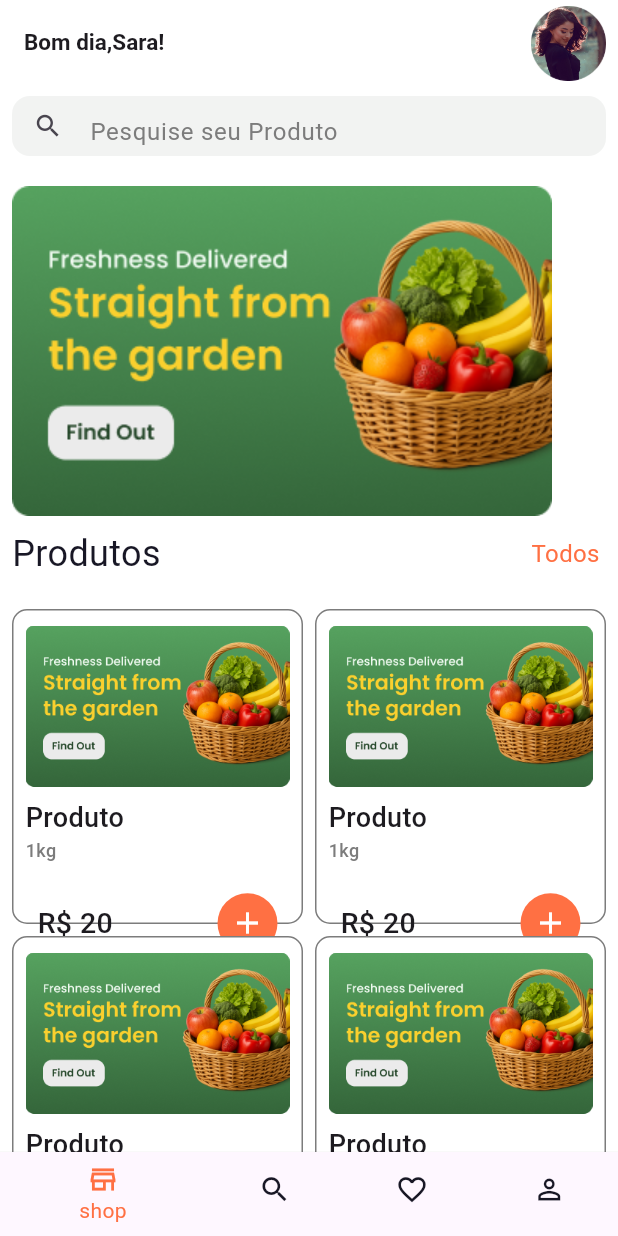
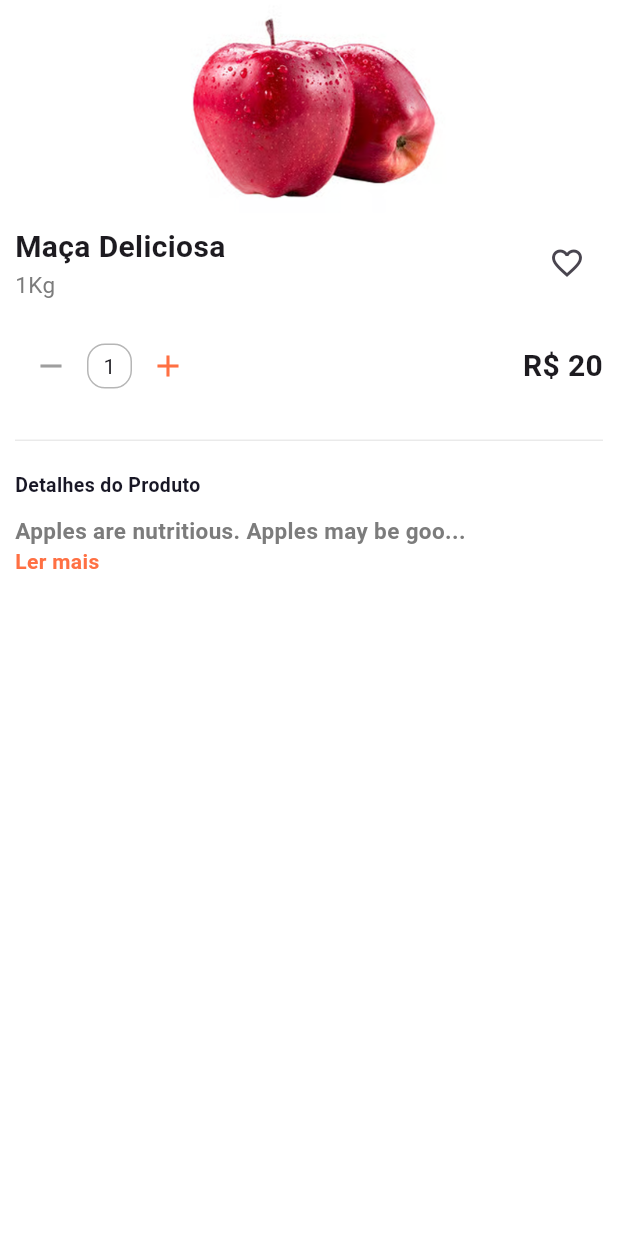
Before and after one commit to grupopi25/Flutter, a Flutter app: the screen it shows after launch, on a phone screen of 412 x 824 dp. Run offline on Flutter 3.47's test engine with Material 3 defaults, Android fonts, the phone set to English and light mode, and no system bars.

Commit message:
quase finalizando a sessao de detalhes

```diff
--- a/delivery_flutter/lib/Home/DetalesProdutos/details_products.dart
+++ b/delivery_flutter/lib/Home/DetalesProdutos/details_products.dart
@@ -0,0 +1,119 @@
+import 'package:delivery_flutter/widget/custom_colors.dart';
+import 'package:delivery_flutter/widget/expand_text.dart';
+import 'package:flutter/material.dart';
+
+class DetailsProducts extends StatefulWidget {
+  const DetailsProducts({super.key});
+
+  @override
+  State<DetailsProducts> createState() => _DetailsProductsState();
+}
+
+class _DetailsProductsState extends State<DetailsProducts> {
+  @override
+  Widget build(BuildContext context) {
+    return Scaffold(
+      body: SingleChildScrollView(
+        child: Container(
+          width: MediaQuery.of(context).size.width,
+          height: MediaQuery.of(context).size.height,
+          decoration: BoxDecoration(color: CustomColors.primaryColor),
+          child: Column(
+            children: [
+              SizedBox(
+                width: MediaQuery.of(context).size.width,
+                height: 150,
+                child: Image.asset('assets/images/products/maca.png'),
+              ),
+              Padding(
+                padding: const EdgeInsets.symmetric(horizontal: 10),
+                child: Column(
+                  crossAxisAlignment: CrossAxisAlignment.start,
+                  children: [
+                    Row(
+                      mainAxisAlignment: MainAxisAlignment.spaceBetween,
+                      children: [
+                        Column(
+                          crossAxisAlignment: CrossAxisAlignment.start,
+                          children: [
+                            Text(
+                              'Maça Deliciosa',
+                              style: TextStyle(
+                                  fontWeight: FontWeight.w700, fontSize: 20),
+                            ),
+                            Text(
+                              '1Kg',
+                              style: TextStyle(
+                                  fontWeight: FontWeight.w400,
+                                  fontSize: 15,
+                                  color: CustomColors.nameSearchColor),
+                            ),
+                          ],
+                        ),
+                        IconButton(
+                            onPressed: () {},
+                            icon: Icon(Icons.favorite_border))
+                      ],
+                    ),
+                    SizedBox(height: 20),
+                    Row(
+                      mainAxisAlignment: MainAxisAlignment.spaceBetween,
+                      children: [
+                        Row(
+                          children: [
+                            IconButton(
+                                onPressed: () {},
+                                icon: Icon(Icons.remove, color: Colors.grey)),
+                            Container(
+                              width: 30,
+                              height: 30,
+                              decoration: BoxDecoration(
+                                  border: Border.all(
+                                    width: 1,
+                                    color: const Color(0x816E6E6E),
+                                  ),
+                                  borderRadius: BorderRadius.circular(12)),
+                              child: const Center(child: Text('1')),
+                            ),
+                            IconButton(
+                                onPressed: () {},
+                                icon: Icon(Icons.add,
+                                    color: CustomColors.thirdColor)),
+                          ],
+                        ),
+                        Text('R\$ 20',
+                            style: TextStyle(
+                                fontSize: 20, fontWeight: FontWeight.w700))
+                      ],
+                    ),
+                    SizedBox(height: 25),
+                    Container(
+                      height: 1,
+                      width: MediaQuery.of(context).size.width,
+                      color: const Color.fromARGB(54, 158, 158, 158),
+                    ),
+                    SizedBox(height: 20),
+                    Text(
+                      'Detalhes do Produto',
+                      style: TextStyle(
+                          fontSize: 13,
+                          fontWeight: FontWeight.w700,
+                          color: CustomColors.secondColor),
+                    ),
+                    SizedBox(height: 10),
+                    const ExpandableText(
+                      text:
+                          'Apples are nutritious. Apples may be good for weight loss. Apples may be good for your heart. As part of a healthful and varied diet.',
+                    ),
+
+
+                  ],
+                ),
+              )
+            ],
+          ),
+        ),
+      ),
+    );
+  }
+}
--- a/delivery_flutter/lib/app_widget.dart
+++ b/delivery_flutter/lib/app_widget.dart
@@ -1,3 +1,4 @@
+import 'package:delivery_flutter/Home/DetalesProdutos/details_products.dart';
 import 'package:delivery_flutter/Home/my_navigator_bar.dart';
 import 'package:flutter/material.dart';
 
@@ -8,7 +9,7 @@ class AppWidget extends StatelessWidget {
   Widget build(BuildContext context) {
     return MaterialApp(
       debugShowCheckedModeBanner: false,
-      home: MyNavigatorBar(),
+      home: DetailsProducts(),
     );
   }
 }
--- /dev/null
+++ b/delivery_flutter/lib/widget/expand_text.dart
@@ -0,0 +1,47 @@
+import 'package:delivery_flutter/widget/custom_colors.dart';
+import 'package:flutter/material.dart';
+
+class ExpandableText extends StatefulWidget {
+  final String text;
+  const ExpandableText({super.key, required this.text});
+
+  @override
+  State<ExpandableText> createState() => _ExpandableTextState();
+}
+
+class _ExpandableTextState extends State<ExpandableText> {
+  bool expanded = false;
+
+  @override
+  Widget build(BuildContext context) {
+    const int limit = 40;
+    final bool long = widget.text.length > limit;
+    final String displayText =
+        expanded || !long ? widget.text : '${widget.text.substring(0, limit)}...';
+
+    return Column(
+      crossAxisAlignment: CrossAxisAlignment.start,
+      children: [
+        Text(
+          displayText,
+          style: TextStyle(
+            fontSize: 15,
+            fontWeight: FontWeight.w600,
+            color: CustomColors.nameSearchColor,
+          ),
+        ),
+        if (long)
+          GestureDetector(
+            onTap: () => setState(() => expanded = !expanded),
+            child: Text(
+              expanded ? 'Ler menos' : 'Ler mais',
+              style: TextStyle(
+                color: CustomColors.thirdColor,
+                fontWeight: FontWeight.bold,
+              ),
+            ),
+          ),
+      ],
+    );
+  }
+}
--- a/delivery_flutter/pubspec.yaml
+++ b/delivery_flutter/pubspec.yaml
@@ -60,7 +60,7 @@ flutter:
   # To add assets to your application, add an assets section, like this:
   assets:
     - assets/images/
-  #   - images/a_dot_ham.jpeg
+    - assets/images/products/
 
   # An image asset can refer to one or more resolution-specific "variants", see
   # https://flutter.dev/to/resolution-aware-images
```
Also changed, not shown: delivery_flutter/assets/images/products/maca.png (added).
